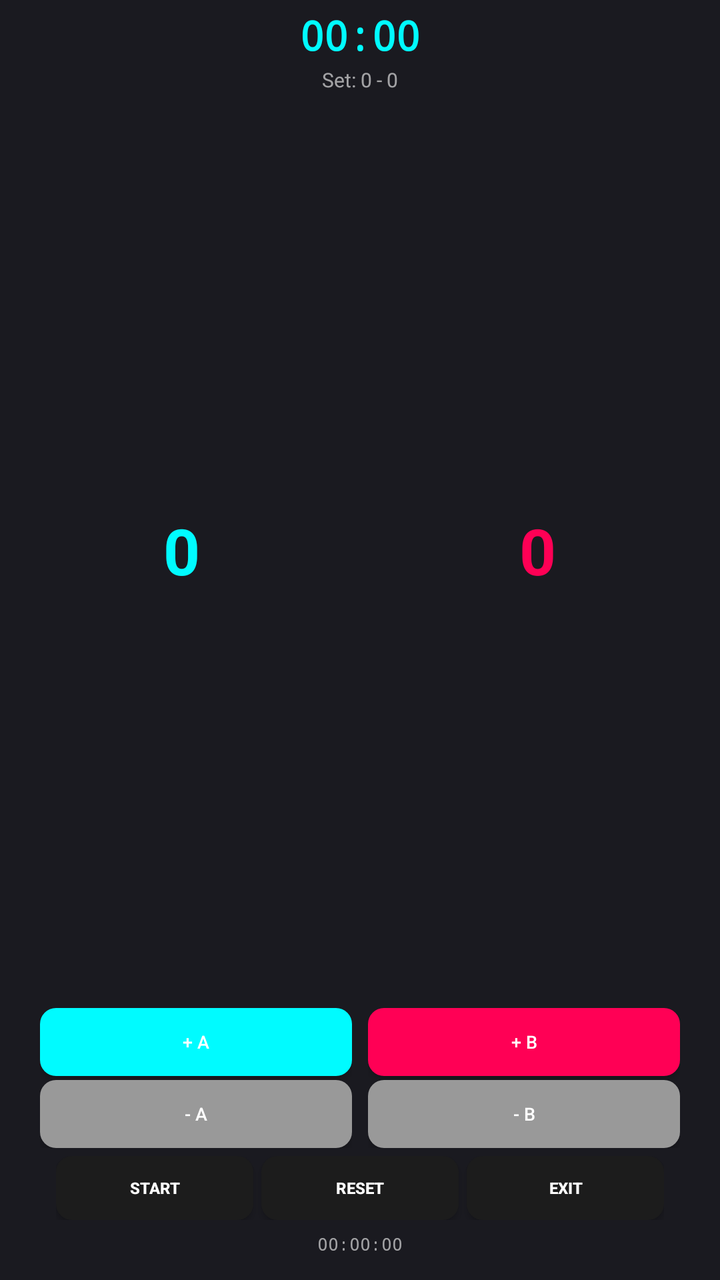
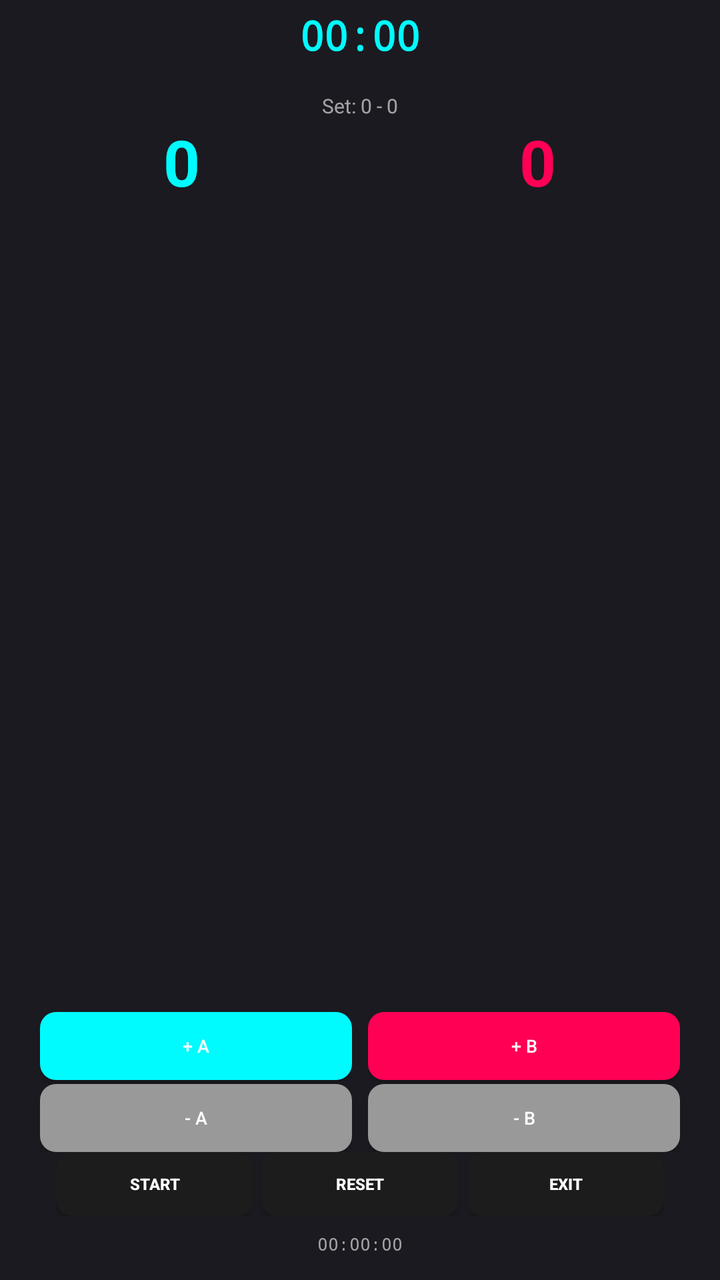

An Android layout rendered at two revisions. The XML below is the earlier revision; the diff shows what the commit changed to produce the second picture.
<!-- AndroidManifest.xml: activity theme Theme.PointsVolleyHub -->
<!-- res/layout/activity_main.xml -->
<?xml version="1.0" encoding="utf-8"?>
<androidx.constraintlayout.widget.ConstraintLayout
    xmlns:android="http://schemas.android.com/apk/res/android"
    xmlns:app="http://schemas.android.com/apk/res-auto"
    android:layout_width="match_parent"
    android:layout_height="match_parent"
    android:background="@color/background"
    android:padding="4dp"
    android:clickable="true"
    android:focusable="true"
    android:descendantFocusability="blocksDescendants">

    
    <TextView
        android:id="@+id/timerView"
        android:layout_width="wrap_content"
        android:layout_height="wrap_content"
        android:text="00:00"
        android:textColor="@color/primary"
        android:textSize="20sp"
        android:textStyle="bold"
        android:fontFamily="monospace"
        app:layout_constraintTop_toTopOf="parent"
        app:layout_constraintStart_toStartOf="parent"
        app:layout_constraintEnd_toEndOf="parent" />

    
    <TextView
        android:id="@+id/setsView"
        android:layout_width="wrap_content"
        android:layout_height="wrap_content"
        android:text="Set: 0 - 0"
        android:textColor="@color/text_secondary"
        android:textSize="10sp"
        android:layout_marginTop="2dp"
        app:layout_constraintTop_toBottomOf="@id/timerView"
        app:layout_constraintStart_toStartOf="parent"
        app:layout_constraintEnd_toEndOf="parent" />

    
    <LinearLayout
        android:id="@+id/teamASection"
        android:layout_width="0dp"
        android:layout_height="0dp"
        android:orientation="vertical"
        android:gravity="center"
        android:layout_marginTop="0dp"
        android:layout_marginEnd="2dp"
        app:layout_constraintTop_toBottomOf="@id/setsView"
        app:layout_constraintBottom_toTopOf="@id/buttonRow"
        app:layout_constraintStart_toStartOf="parent"
        app:layout_constraintEnd_toStartOf="@id/teamBSection"
        app:layout_constraintHorizontal_weight="1"
        app:layout_constraintVertical_weight="1">

        <TextView
            android:id="@+id/scoreAView"
            android:layout_width="wrap_content"
            android:layout_height="wrap_content"
            android:text="0"
            android:textColor="@color/team_a_color"
            android:textSize="32sp"
            android:textStyle="bold" />

    </LinearLayout>

    
    <LinearLayout
        android:id="@+id/teamBSection"
        android:layout_width="0dp"
        android:layout_height="0dp"
        android:orientation="vertical"
        android:gravity="center"
        android:layout_marginTop="0dp"
        android:layout_marginStart="2dp"
        app:layout_constraintTop_toBottomOf="@id/setsView"
        app:layout_constraintBottom_toTopOf="@id/buttonRow"
        app:layout_constraintStart_toEndOf="@id/teamASection"
        app:layout_constraintEnd_toEndOf="parent"
        app:layout_constraintHorizontal_weight="1"
        app:layout_constraintVertical_weight="1">

        <TextView
            android:id="@+id/scoreBView"
            android:layout_width="wrap_content"
            android:layout_height="wrap_content"
            android:text="0"
            android:textColor="@color/team_b_color"
            android:textSize="32sp"
            android:textStyle="bold" />

    </LinearLayout>

    
    <LinearLayout
        android:id="@+id/buttonRow"
        android:layout_width="match_parent"
        android:layout_height="wrap_content"
        android:orientation="horizontal"
        android:gravity="center"
        android:layout_marginBottom="4dp"
        android:paddingStart="16dp"
        android:paddingEnd="16dp"
        app:layout_constraintBottom_toTopOf="@id/controlButtons"
        app:layout_constraintStart_toStartOf="parent"
        app:layout_constraintEnd_toEndOf="parent">

        
        <LinearLayout
            android:layout_width="0dp"
            android:layout_height="wrap_content"
            android:orientation="vertical"
            android:layout_weight="1"
            android:layout_marginEnd="4dp">

            <Button
                android:id="@+id/btnAddPointA"
                android:layout_width="match_parent"
                android:layout_height="34dp"
                android:text="+ A"
                android:textColor="@android:color/white"
                android:textSize="9sp"
                android:background="@drawable/button_team_a_flat"
                android:padding="2dp"
                android:layout_marginBottom="2dp" />

            <Button
                android:id="@+id/btnRemovePointA"
                android:layout_width="match_parent"
                android:layout_height="34dp"
                android:text="- A"
                android:textColor="@android:color/white"
                android:textSize="9sp"
                android:background="@drawable/button_secondary_flat"
                android:padding="2dp" />

        </LinearLayout>

        
        <LinearLayout
            android:layout_width="0dp"
            android:layout_height="wrap_content"
            android:orientation="vertical"
            android:layout_weight="1"
            android:layout_marginStart="4dp">

            <Button
                android:id="@+id/btnAddPointB"
                android:layout_width="match_parent"
                android:layout_height="34dp"
                android:text="+ B"
                android:textColor="@android:color/white"
                android:textSize="9sp"
                android:background="@drawable/button_team_b_flat"
                android:padding="2dp"
                android:layout_marginBottom="2dp" />

            <Button
                android:id="@+id/btnRemovePointB"
                android:layout_width="match_parent"
                android:layout_height="34dp"
                android:text="- B"
                android:textColor="@android:color/white"
                android:textSize="9sp"
                android:background="@drawable/button_secondary_flat"
                android:padding="2dp" />

        </LinearLayout>

    </LinearLayout>

    
    <LinearLayout
        android:id="@+id/controlButtons"
        android:layout_width="match_parent"
        android:layout_height="wrap_content"
        android:orientation="horizontal"
        android:gravity="center"
        android:layout_marginBottom="26dp"
        android:paddingStart="24dp"
        android:paddingEnd="24dp"
        app:layout_constraintBottom_toBottomOf="parent"
        app:layout_constraintStart_toStartOf="parent"
        app:layout_constraintEnd_toEndOf="parent">

        <Button
            android:id="@+id/btnToggleTimer"
            android:layout_width="0dp"
            android:layout_height="32dp"
            android:text="START"
            android:textColor="@android:color/white"
            android:textSize="8sp"
            android:textStyle="bold"
            android:background="@drawable/button_start_flat"
            app:backgroundTint="#1c1c1c"
            android:padding="2dp"
            android:layout_weight="1"
            android:layout_marginEnd="2dp" />

        <Button
            android:id="@+id/btnResetMatch"
            android:layout_width="0dp"
            android:layout_height="32dp"
            android:text="RESET"
            android:textColor="@android:color/white"
            android:textSize="8sp"
            android:textStyle="bold"
            android:background="@drawable/button_reset_flat"
            app:backgroundTint="#1c1c1c"
            android:padding="2dp"
            android:layout_weight="1"
            android:layout_marginStart="2dp"
            android:layout_marginEnd="2dp" />

        <Button
            android:id="@+id/btnExit"
            android:layout_width="0dp"
            android:layout_height="32dp"
            android:text="EXIT"
            android:textColor="@android:color/white"
            android:textSize="8sp"
            android:textStyle="bold"
            android:background="@drawable/button_logout_flat"
            app:backgroundTint="#1c1c1c"
            android:padding="2dp"
            android:layout_weight="1"
            android:layout_marginStart="2dp" />

    </LinearLayout>

    <TextView
        android:id="@+id/digitalClockView"
        android:layout_width="wrap_content"
        android:layout_height="wrap_content"
        android:text="00:00:00"
        android:textColor="@color/text_secondary"
        android:textSize="9sp"
        android:fontFamily="monospace"
        android:layout_marginBottom="8dp"
        app:layout_constraintBottom_toBottomOf="parent"
        app:layout_constraintStart_toStartOf="parent"
        app:layout_constraintEnd_toEndOf="parent" />

</androidx.constraintlayout.widget.ConstraintLayout>
<!-- resources referenced by this layout -->
<resources>
  <color name="background">#1a1a20</color>
  <color name="primary">#00fbff</color>
  <color name="team_a_color">#00fbff</color>
  <color name="team_b_color">#ff0055</color>
  <color name="text_secondary">#99ffffff</color>
  <!-- drawable button_logout_flat (drawable) -->
  <?xml version="1.0" encoding="utf-8"?>
  <selector xmlns:android="http://schemas.android.com/apk/res/android">
      <item android:state_pressed="true">
          <shape>
              <solid android:color="#444444" />
              <corners android:radius="8dp" />
          </shape>
      </item>
      <item>
          <shape>
              <solid android:color="#666666" />
              <corners android:radius="8dp" />
          </shape>
      </item>
  </selector>
  <!-- drawable button_reset_flat (drawable) -->
  <?xml version="1.0" encoding="utf-8"?>
  <selector xmlns:android="http://schemas.android.com/apk/res/android">
      <item android:state_pressed="true">
          <shape>
              <solid android:color="#5a2ab8" />
              <corners android:radius="8dp" />
          </shape>
      </item>
      <item>
          <shape>
              <solid android:color="#7c3aed" />
              <corners android:radius="8dp" />
          </shape>
      </item>
  </selector>
  <!-- drawable button_secondary_flat (drawable) -->
  <?xml version="1.0" encoding="utf-8"?>
  <selector xmlns:android="http://schemas.android.com/apk/res/android">
      <item android:state_pressed="true">
          <shape>
              <solid android:color="#666666" />
              <corners android:radius="8dp" />
          </shape>
      </item>
      <item>
          <shape>
              <solid android:color="#999999" />
              <corners android:radius="8dp" />
          </shape>
      </item>
  </selector>
  <!-- drawable button_start_flat (drawable) -->
  <?xml version="1.0" encoding="utf-8"?>
  <selector xmlns:android="http://schemas.android.com/apk/res/android">
      <item android:state_pressed="true">
          <shape>
              <solid android:color="#00cc66" />
              <corners android:radius="8dp" />
          </shape>
      </item>
      <item>
          <shape>
              <solid android:color="#00ff88" />
              <corners android:radius="8dp" />
          </shape>
      </item>
  </selector>
  <!-- drawable button_team_a_flat (drawable) -->
  <?xml version="1.0" encoding="utf-8"?>
  <selector xmlns:android="http://schemas.android.com/apk/res/android">
      <item android:state_pressed="true">
          <shape>
              <solid android:color="#00c4cc" />
              <corners android:radius="8dp" />
          </shape>
      </item>
      <item>
          <shape>
              <solid android:color="#00fbff" />
              <corners android:radius="8dp" />
          </shape>
      </item>
  </selector>
  <!-- drawable button_team_b_flat (drawable) -->
  <?xml version="1.0" encoding="utf-8"?>
  <selector xmlns:android="http://schemas.android.com/apk/res/android">
      <item android:state_pressed="true">
          <shape>
              <solid android:color="#cc0044" />
              <corners android:radius="8dp" />
          </shape>
      </item>
      <item>
          <shape>
              <solid android:color="#ff0055" />
              <corners android:radius="8dp" />
          </shape>
      </item>
  </selector>
  <color name="black">#FF000000</color>
  <color name="secondary">#ff0055</color>
  <color name="white">#FFFFFFFF</color>
  <!-- unchanged entries left out for length: 1 -->
</resources>

<!-- the commit's change to res/layout/activity_main.xml (unified diff, before → after) -->
@@ -24,6 +24,17 @@
         app:layout_constraintStart_toStartOf="parent"
         app:layout_constraintEnd_toEndOf="parent" />
 
+    <LinearLayout
+        android:id="@+id/recentPointsRow"
+        android:layout_width="wrap_content"
+        android:layout_height="12dp"
+        android:layout_marginTop="1dp"
+        android:gravity="center"
+        android:orientation="horizontal"
+        app:layout_constraintEnd_toEndOf="parent"
+        app:layout_constraintStart_toStartOf="parent"
+        app:layout_constraintTop_toBottomOf="@id/timerView" />
+
     
     <TextView
         android:id="@+id/setsView"
@@ -33,7 +44,7 @@
         android:textColor="@color/text_secondary"
         android:textSize="10sp"
         android:layout_marginTop="2dp"
-        app:layout_constraintTop_toBottomOf="@id/timerView"
+        app:layout_constraintTop_toBottomOf="@id/recentPointsRow"
         app:layout_constraintStart_toStartOf="parent"
         app:layout_constraintEnd_toEndOf="parent" />
 
@@ -43,20 +54,23 @@
         android:layout_width="0dp"
         android:layout_height="0dp"
         android:orientation="vertical"
-        android:gravity="center"
+        android:gravity="top|center_horizontal"
         android:layout_marginTop="0dp"
         android:layout_marginEnd="2dp"
+        android:paddingTop="4dp"
         app:layout_constraintTop_toBottomOf="@id/setsView"
         app:layout_constraintBottom_toTopOf="@id/buttonRow"
         app:layout_constraintStart_toStartOf="parent"
         app:layout_constraintEnd_toStartOf="@id/teamBSection"
         app:layout_constraintHorizontal_weight="1"
+        app:layout_constraintVertical_bias="0.0"
         app:layout_constraintVertical_weight="1">
 
         <TextView
             android:id="@+id/scoreAView"
             android:layout_width="wrap_content"
             android:layout_height="wrap_content"
+            android:includeFontPadding="false"
             android:text="0"
             android:textColor="@color/team_a_color"
             android:textSize="32sp"
@@ -70,20 +84,23 @@
         android:layout_width="0dp"
         android:layout_height="0dp"
         android:orientation="vertical"
-        android:gravity="center"
+        android:gravity="top|center_horizontal"
         android:layout_marginTop="0dp"
         android:layout_marginStart="2dp"
+        android:paddingTop="4dp"
         app:layout_constraintTop_toBottomOf="@id/setsView"
         app:layout_constraintBottom_toTopOf="@id/buttonRow"
         app:layout_constraintStart_toEndOf="@id/teamASection"
         app:layout_constraintEnd_toEndOf="parent"
         app:layout_constraintHorizontal_weight="1"
+        app:layout_constraintVertical_bias="0.0"
         app:layout_constraintVertical_weight="1">
 
         <TextView
             android:id="@+id/scoreBView"
             android:layout_width="wrap_content"
             android:layout_height="wrap_content"
+            android:includeFontPadding="false"
             android:text="0"
             android:textColor="@color/team_b_color"
             android:textSize="32sp"
@@ -98,7 +115,8 @@
         android:layout_height="wrap_content"
         android:orientation="horizontal"
         android:gravity="center"
-        android:layout_marginBottom="4dp"
+        android:layout_marginTop="14dp"
+        android:layout_marginBottom="0dp"
         android:paddingStart="16dp"
         android:paddingEnd="16dp"
         app:layout_constraintBottom_toTopOf="@id/controlButtons"
@@ -176,7 +194,7 @@
         android:layout_height="wrap_content"
         android:orientation="horizontal"
         android:gravity="center"
-        android:layout_marginBottom="26dp"
+        android:layout_marginBottom="28dp"
         android:paddingStart="24dp"
         android:paddingEnd="24dp"
         app:layout_constraintBottom_toBottomOf="parent"
@@ -241,4 +259,52 @@
         app:layout_constraintStart_toStartOf="parent"
         app:layout_constraintEnd_toEndOf="parent" />
 
+
+    <LinearLayout
+        android:id="@+id/playersPage"
+        android:layout_width="0dp"
+        android:layout_height="0dp"
+        android:background="@color/background"
+        android:clickable="true"
+        android:focusable="true"
+        android:orientation="vertical"
+        android:padding="10dp"
+        android:visibility="gone"
+        app:layout_constraintBottom_toBottomOf="parent"
+        app:layout_constraintEnd_toEndOf="parent"
+        app:layout_constraintStart_toStartOf="parent"
+        app:layout_constraintTop_toTopOf="parent">
+
+        <TextView
+            android:layout_width="match_parent"
+            android:layout_height="wrap_content"
+            android:gravity="center"
+            android:text="Giocatori"
+            android:textColor="@color/primary"
+            android:textSize="16sp"
+            android:textStyle="bold" />
+
+        <TextView
+            android:layout_width="match_parent"
+            android:layout_height="wrap_content"
+            android:layout_marginTop="2dp"
+            android:gravity="center"
+            android:text="Swipe → per tornare"
+            android:textColor="@color/text_secondary"
+            android:textSize="8sp" />
+
+        <ScrollView
+            android:layout_width="match_parent"
+            android:layout_height="0dp"
+            android:layout_marginTop="4dp"
+            android:layout_weight="1">
+
+            <LinearLayout
+                android:id="@+id/playersListContainer"
+                android:layout_width="match_parent"
+                android:layout_height="wrap_content"
+                android:orientation="vertical" />
+        </ScrollView>
+    </LinearLayout>
+
 </androidx.constraintlayout.widget.ConstraintLayout>
